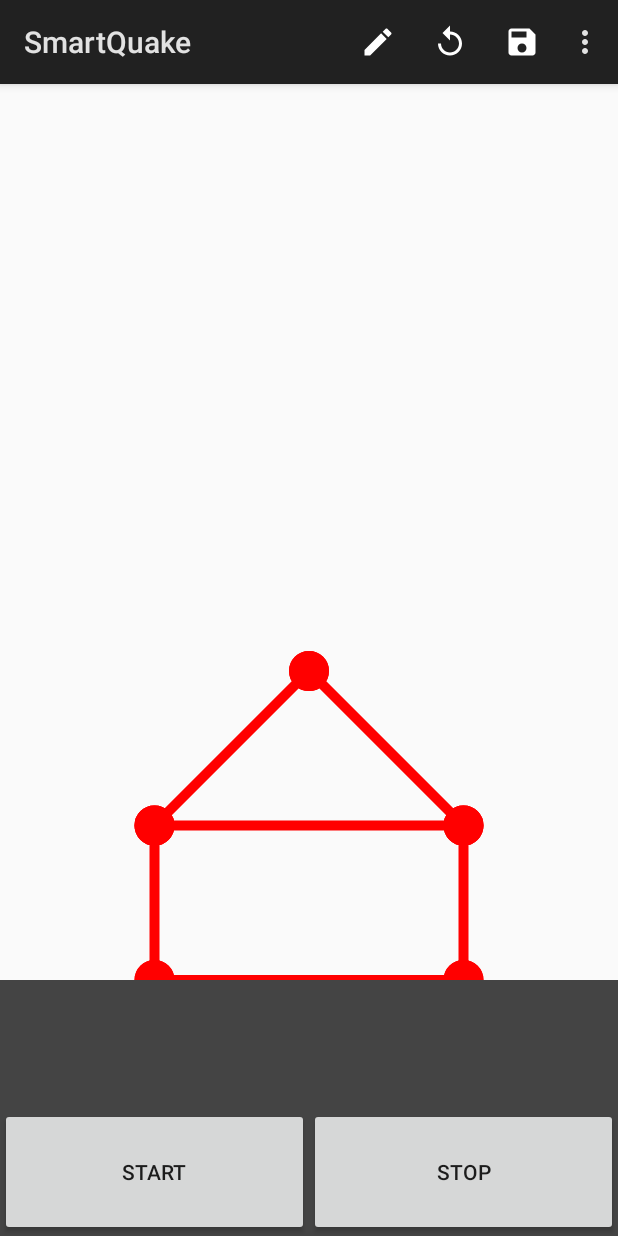
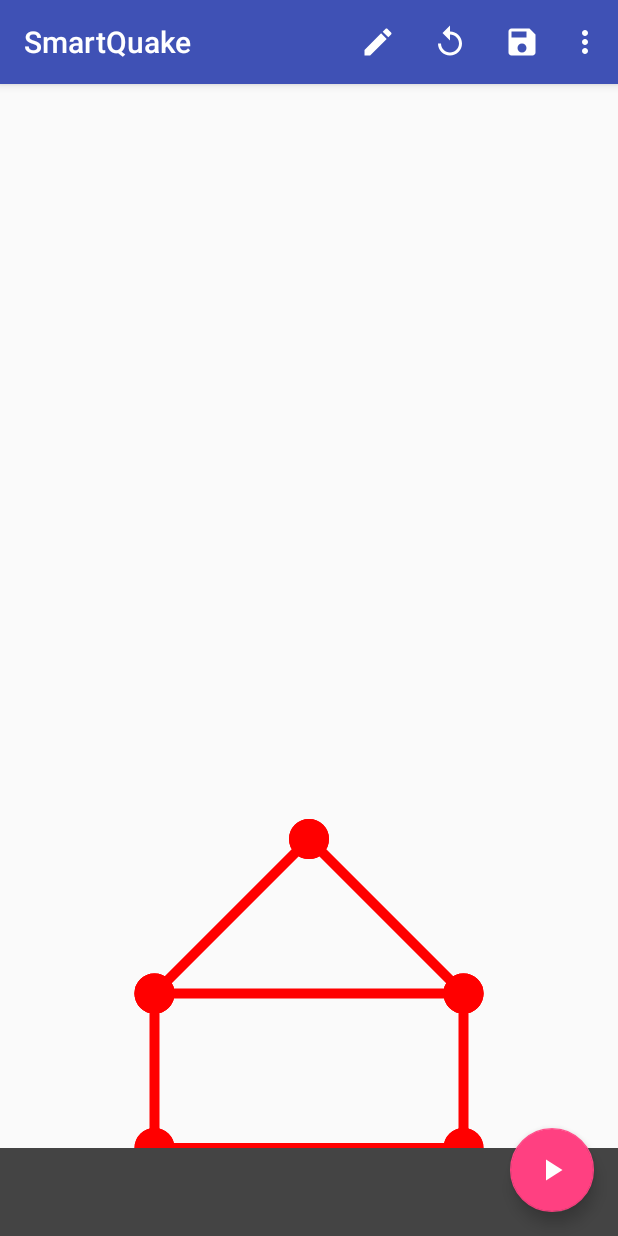
Before and after one commit to TUM-I5/SmartQuake, an Android app: the screen it shows after launch (SimulationActivity), on a phone screen of 412 x 824 dp. Run offline under Robolectric (Android 15) with nearby library versions, the phone set to English and light mode, and no system bars.

Commit message:
Add FAB to SimulationActivity

```diff
--- a/app/build.gradle
+++ b/app/build.gradle
@@ -32,6 +32,8 @@ dependencies {
     compile fileTree(include: ['*.jar'], dir: 'libs')
     //testCompile 'junit:junit:4.12'
     compile 'com.android.support:appcompat-v7:24.2.0'
+    compile 'com.android.support:design:24.2.1'
+
     compile files('libs/EJML-core-0.29.jar')
     compile files('libs/EJML-dense64-0.29.jar')
     compile files('libs/blas.jar')
--- a/app/src/main/AndroidManifest.xml
+++ b/app/src/main/AndroidManifest.xml
@@ -10,7 +10,7 @@
         android:icon="@mipmap/ic_launcher"
         android:label="@string/app_name"
         android:supportsRtl="true"
-        android:theme="@android:style/Theme.Material.Light.DarkActionBar">
+        android:theme="@style/AppTheme">
 
         <activity
             android:name=".activity.SimulationActivity"
--- a/app/src/main/java/de/ferienakademie/smartquake/Simulation.java
+++ b/app/src/main/java/de/ferienakademie/smartquake/Simulation.java
@@ -56,7 +56,7 @@ public class Simulation {
                     DrawHelper.drawStructure(kernel1.getStructure(), view);
                 }
                 if (listener != null) {
-                    listener.onFinish();
+                    listener.onSimulationFinished();
                 }
             }
 
@@ -79,7 +79,7 @@ public class Simulation {
         /**
          * Is called after simulation finishes. Is called from background thread.
          */
-        void onFinish();
+        void onSimulationFinished();
     }
 
 }
--- a/app/src/main/java/de/ferienakademie/smartquake/activity/SimulationActivity.java
+++ b/app/src/main/java/de/ferienakademie/smartquake/activity/SimulationActivity.java
@@ -1,17 +1,17 @@
 package de.ferienakademie.smartquake.activity;
 
-import android.app.Activity;
 import android.content.Context;
 import android.content.Intent;
 import android.hardware.Sensor;
 import android.hardware.SensorManager;
 import android.os.Bundle;
+import android.support.design.widget.FloatingActionButton;
+import android.support.v7.app.AppCompatActivity;
 import android.view.Menu;
 import android.view.MenuInflater;
 import android.view.MenuItem;
 import android.view.View;
 import android.view.ViewTreeObserver;
-import android.widget.Button;
 import android.widget.Toast;
 
 import de.ferienakademie.smartquake.R;
@@ -24,18 +24,33 @@ import de.ferienakademie.smartquake.model.StructureFactory;
 import de.ferienakademie.smartquake.view.CanvasView;
 import de.ferienakademie.smartquake.view.DrawHelper;
 
-public class SimulationActivity extends Activity implements Simulation.SimulationProgressListener{
+public class SimulationActivity extends AppCompatActivity implements Simulation.SimulationProgressListener {
 
-    Sensor mAccelerometer; //sensor object
-    SensorManager mSensorManager; // manager to subscribe for sensor events
-    ExcitationManager mExcitationManager; // custom accelerometer listener
+    private Sensor mAccelerometer; //sensor object
+    private SensorManager mSensorManager; // manager to subscribe for sensor events
+    private ExcitationManager mExcitationManager; // custom accelerometer listener
 
-    Button startButton, stopButton;
-    CanvasView canvasView;
-    TimeIntegration timeIntegration;
-    Structure structure;
-    Kernel1 kernel1;
-    Simulation simulation;
+    private FloatingActionButton simFab;
+    private CanvasView canvasView;
+    private TimeIntegration timeIntegration;
+    private Structure structure;
+    private Kernel1 kernel1;
+    private Simulation simulation;
+
+    // Click listeners
+    private View.OnClickListener startSimulationListener = new View.OnClickListener() {
+        @Override
+        public void onClick(View v) {
+            onStartButtonClicked();
+        }
+    };
+
+    private View.OnClickListener stopSimulationListener = new View.OnClickListener() {
+        @Override
+        public void onClick(View v) {
+            onStopButtonClicked();
+        }
+    };
 
     @Override
     public boolean onCreateOptionsMenu(Menu menu) {
@@ -80,26 +95,11 @@ public class SimulationActivity extends Activity implements Simulation.Simulatio
         mSensorManager = (SensorManager) getSystemService(Context.SENSOR_SERVICE);
         mAccelerometer = mSensorManager.getDefaultSensor(Sensor.TYPE_LINEAR_ACCELERATION);
         mExcitationManager = new ExcitationManager();
-        startButton = (Button) findViewById(R.id.start_button);
-        startButton.setOnClickListener(new View.OnClickListener() {
-            @Override
-            public void onClick(View v) {
-                startButton.setEnabled(false);
-                startSimulation();
-                Toast.makeText(SimulationActivity.this, "Simulation started", Toast.LENGTH_SHORT).show();
-             }
-        });
 
-        stopButton = (Button) findViewById(R.id.stop_button);
-        stopButton.setOnClickListener(new View.OnClickListener() {
-            @Override
-            public void onClick(View v) {
-                simulation.stop();
-                Toast.makeText(SimulationActivity.this, "Simulation stopped", Toast.LENGTH_SHORT).show();
-            }
-        });
+        simFab = (FloatingActionButton) findViewById(R.id.simFab);
+        simFab.setOnClickListener(startSimulationListener);
 
-        canvasView = (CanvasView) findViewById(R.id.shape);
+        canvasView = (CanvasView) findViewById(R.id.simCanvasView);
         ViewTreeObserver viewTreeObserver = canvasView.getViewTreeObserver();
 
         if (viewTreeObserver.isAlive()) {
@@ -126,10 +126,26 @@ public class SimulationActivity extends Activity implements Simulation.Simulatio
     @Override
     public void onPause() {
         super.onPause();
-        mSensorManager.unregisterListener(mExcitationManager);// do not receive updates when paused
+        mSensorManager.unregisterListener(mExcitationManager); // do not receive updates when paused
+    }
+
+    private void onStartButtonClicked() {
+        startSimulation();
+
+        simFab.setOnClickListener(stopSimulationListener);
+        simFab.setImageResource(R.drawable.ic_pause_white_24dp);
+    }
+
+    private void onStopButtonClicked() {
+        simulation.stop();
+        Toast.makeText(SimulationActivity.this, "Simulation stopped", Toast.LENGTH_SHORT).show();
+
+        simFab.setImageResource(R.drawable.ic_play_arrow_white_24dp);
+        simFab.setOnClickListener(startSimulationListener);
     }
 
     void startSimulation() {
+        Toast.makeText(SimulationActivity.this, "Simulation started", Toast.LENGTH_SHORT).show();
         kernel1 = new Kernel1(structure, mExcitationManager);
         timeIntegration = new TimeIntegration(kernel1);
         simulation = new Simulation(kernel1, timeIntegration, canvasView);
@@ -138,11 +154,13 @@ public class SimulationActivity extends Activity implements Simulation.Simulatio
     }
 
     @Override
-    public void onFinish() {
+    public void onSimulationFinished() {
         runOnUiThread(new Runnable() {
             @Override
             public void run() {
-                startButton.setEnabled(true);
+                simFab.setOnClickListener(startSimulationListener);
+                simFab.setImageResource(R.drawable.ic_play_arrow_white_24dp);
+
                 Toast.makeText(SimulationActivity.this, "Simulation stopped", Toast.LENGTH_SHORT).show();
             }
         });
--- /dev/null
+++ b/app/src/main/res/drawable/ic_pause_white_24dp.xml
@@ -0,0 +1,9 @@
+<vector xmlns:android="http://schemas.android.com/apk/res/android"
+        android:width="24dp"
+        android:height="24dp"
+        android:viewportWidth="24.0"
+        android:viewportHeight="24.0">
+    <path
+        android:fillColor="#FFFFFFFF"
+        android:pathData="M6,19h4L10,5L6,5v14zM14,5v14h4L18,5h-4z"/>
+</vector>
--- /dev/null
+++ b/app/src/main/res/drawable/ic_play_arrow_white_24dp.xml
@@ -0,0 +1,9 @@
+<vector xmlns:android="http://schemas.android.com/apk/res/android"
+        android:width="24dp"
+        android:height="24dp"
+        android:viewportWidth="24.0"
+        android:viewportHeight="24.0">
+    <path
+        android:fillColor="#FFFFFFFF"
+        android:pathData="M8,5v14l11,-7z"/>
+</vector>
--- a/app/src/main/res/layout/activity_simulation.xml
+++ b/app/src/main/res/layout/activity_simulation.xml
@@ -1,45 +1,39 @@
 <?xml version="1.0" encoding="utf-8"?>
-<LinearLayout xmlns:android="http://schemas.android.com/apk/res/android"
-    android:orientation="vertical" android:layout_width="match_parent"
+<RelativeLayout xmlns:android="http://schemas.android.com/apk/res/android"
+    android:layout_width="match_parent"
     android:layout_height="match_parent">
 
-    <de.ferienakademie.smartquake.view.CanvasView
-        android:id="@+id/shape"
+    <LinearLayout
         android:layout_width="match_parent"
         android:layout_height="match_parent"
-        android:layout_gravity="top"
-        android:layout_weight="2" />
+        android:orientation="vertical">
 
-    <de.ferienakademie.smartquake.view.GroundView
-        android:id="@+id/ground"
-        android:layout_width="match_parent"
-        android:layout_height="match_parent"
-        android:layout_gravity="center"
-        android:layout_weight="8" />
-
-    <LinearLayout
-        android:orientation="horizontal"
-        android:layout_width="match_parent"
-        android:layout_height="match_parent"
-        android:background="@color/groundColor"
-        android:layout_weight="8">
-
-        <Button
+        <de.ferienakademie.smartquake.view.CanvasView
+            android:id="@+id/simCanvasView"
             android:layout_width="match_parent"
             android:layout_height="match_parent"
-            android:text="Start"
-            android:id="@+id/start_button"
-            android:layout_gravity="bottom|center_horizontal"
             android:layout_weight="1" />
 
-        <Button
+        <View
+            android:id="@+id/simGround"
             android:layout_width="match_parent"
             android:layout_height="match_parent"
-            android:text="Stop"
-            android:id="@+id/stop_button"
-            android:layout_gravity="bottom|center_horizontal"
-            android:layout_weight="1" />
+            android:layout_gravity="center"
+            android:layout_weight="12"
+            android:background="@color/groundColor" />
 
     </LinearLayout>
 
-</LinearLayout>
+
+    <android.support.design.widget.FloatingActionButton
+        android:id="@+id/simFab"
+        android:layout_width="wrap_content"
+        android:layout_height="wrap_content"
+        android:layout_alignParentBottom="true"
+        android:layout_alignParentEnd="true"
+        android:layout_marginBottom="16dp"
+        android:layout_marginEnd="16dp"
+        android:src="@drawable/ic_play_arrow_white_24dp" />
+
+
+</RelativeLayout>
```
Also changed, not shown: app/src/main/java/de/ferienakademie/smartquake/activity/CreateActivity.java (+3 -9 lines), app/src/main/res/drawable/ic_add_white_24dp.xml (added, +9 -0 lines), app/src/main/res/layout/activity_create.xml (+8 -6 lines).
